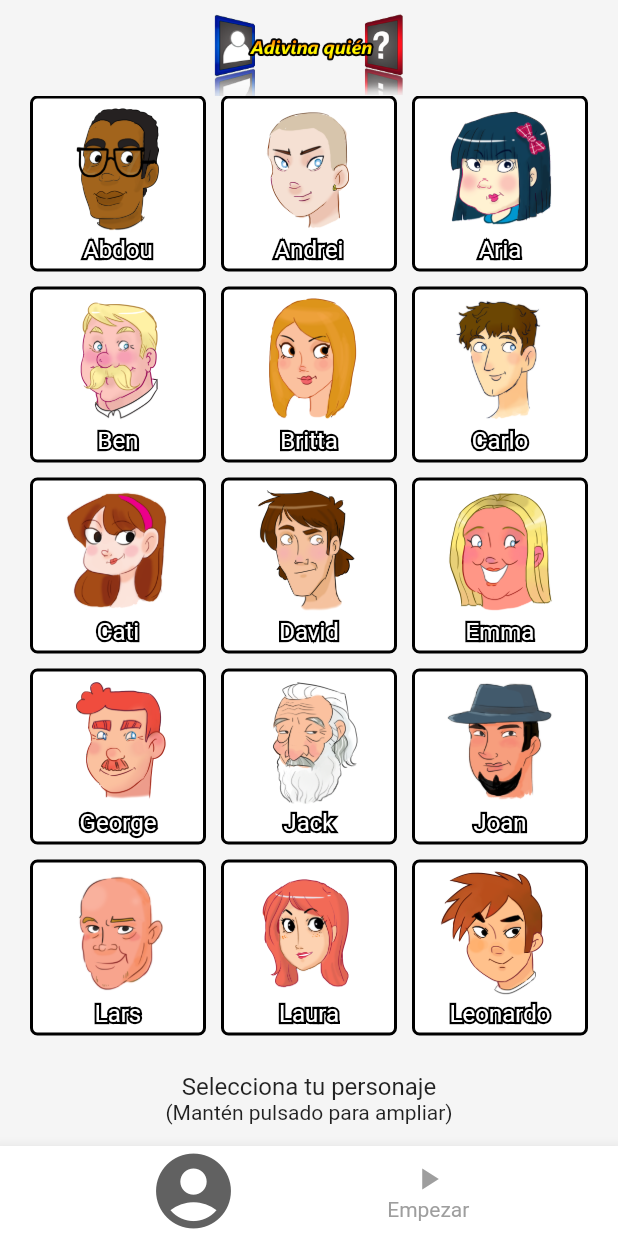
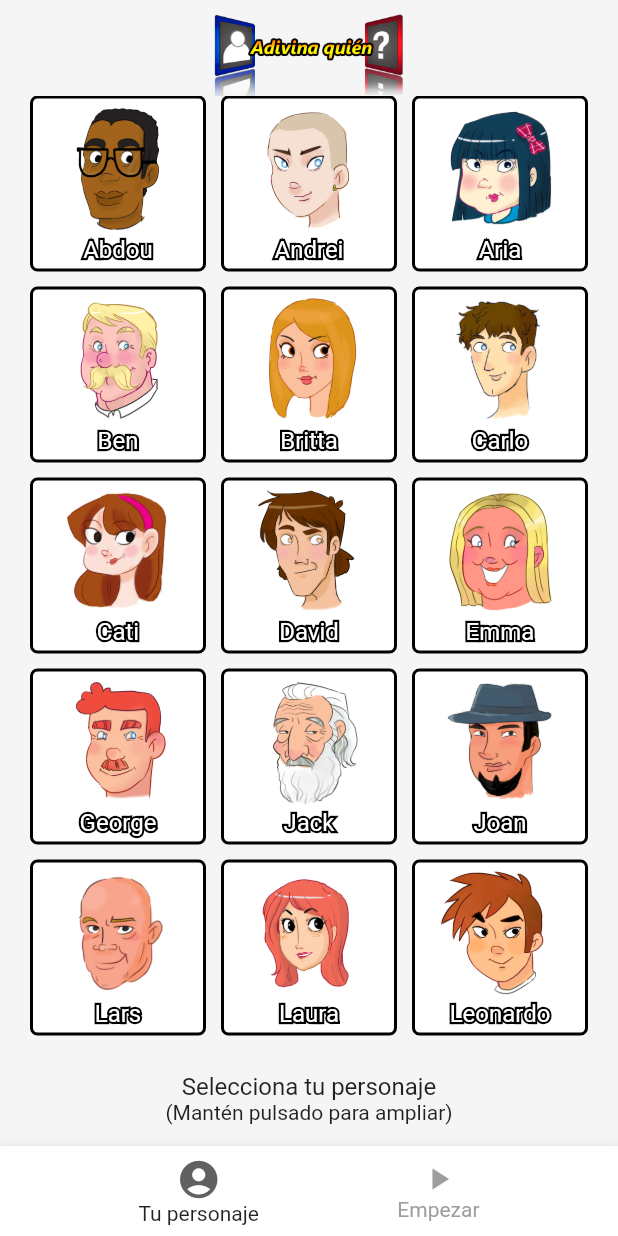
Before and after one commit to alfredoUcar/guesswho, a Flutter app: the DualDeviceGame screen opened by its route, on a phone screen of 412 x 824 dp. Run offline on Flutter 3.47's test engine with Material 2 defaults, Android fonts, the phone set to English and light mode, and no system bars.

Commit message:
extract widget for character placeholder

```diff
--- a/lib/screens/dual_device_game.dart
+++ b/lib/screens/dual_device_game.dart
@@ -2,6 +2,7 @@ import 'package:flutter/material.dart';
 import 'package:guesswho/screens/selected_character_detail.dart';
 import 'package:guesswho/states/game.dart';
 import 'package:guesswho/widgets/game_characters.dart';
+import 'package:guesswho/widgets/selected_character_placeholder.dart';
 import 'package:provider/provider.dart';
 
 import 'character_detail.dart';
@@ -20,11 +21,7 @@ class DualDeviceGame extends StatelessWidget {
             mainAxisAlignment: MainAxisAlignment.spaceEvenly,
             children: [
               game.selectedCharacter == null
-                  ? Icon(
-                      Icons.account_circle,
-                      size: 60,
-                      color: Colors.grey.shade700,
-                    )
+                  ? const SelectedCharacterPlaceholder()
                   : InkWell(
                       onTap: () {
                         game.focusedCharacter = game.selectedCharacter;
--- /dev/null
+++ b/lib/widgets/selected_character_placeholder.dart
@@ -0,0 +1,22 @@
+import 'package:flutter/material.dart';
+
+class SelectedCharacterPlaceholder extends StatelessWidget {
+  const SelectedCharacterPlaceholder({
+    Key? key,
+  }) : super(key: key);
+
+  @override
+  Widget build(BuildContext context) {
+    return Column(
+      mainAxisSize: MainAxisSize.min,
+      children: [
+        Icon(
+          Icons.account_circle,
+          size: 30,
+          color: Colors.grey.shade700,
+        ),
+        const Text('Tu personaje'),
+      ],
+    );
+  }
+}
```
